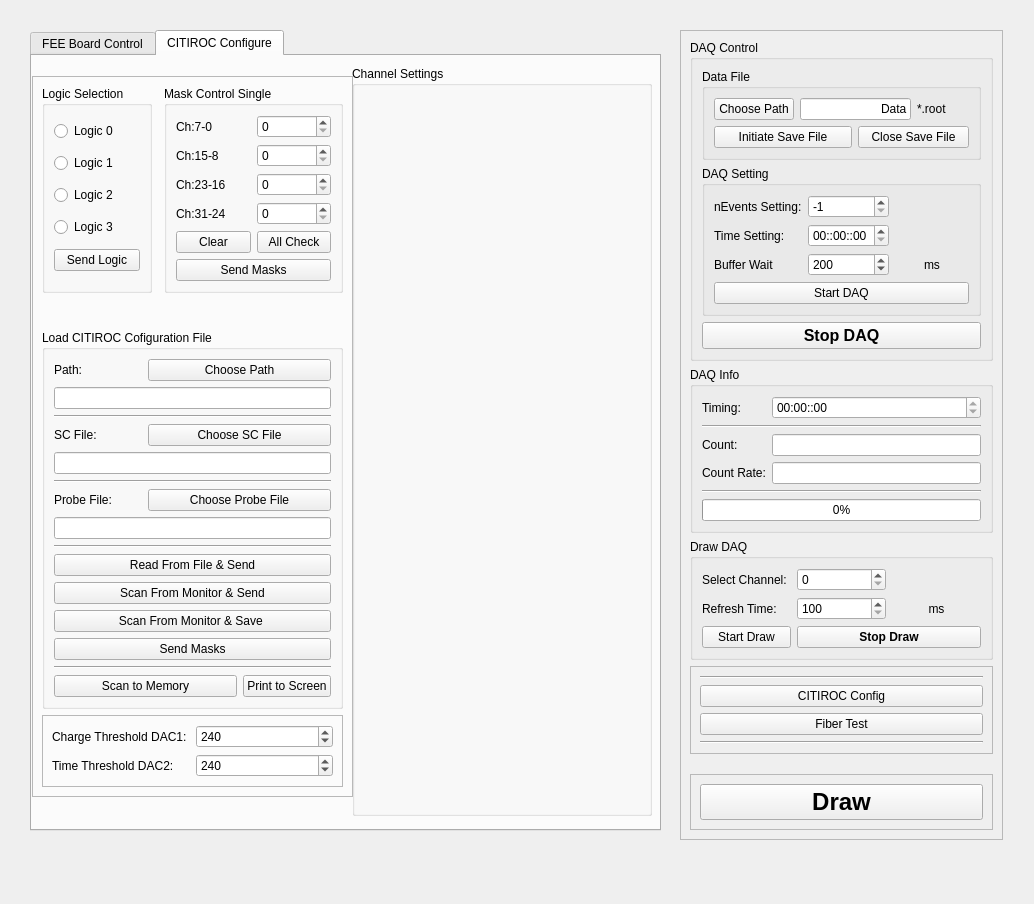
This is src/FEEControlWidget.ui in HelloUSTC114/FEEBoardGUI as Qt 5 draws it before an edit. The edited form follows.
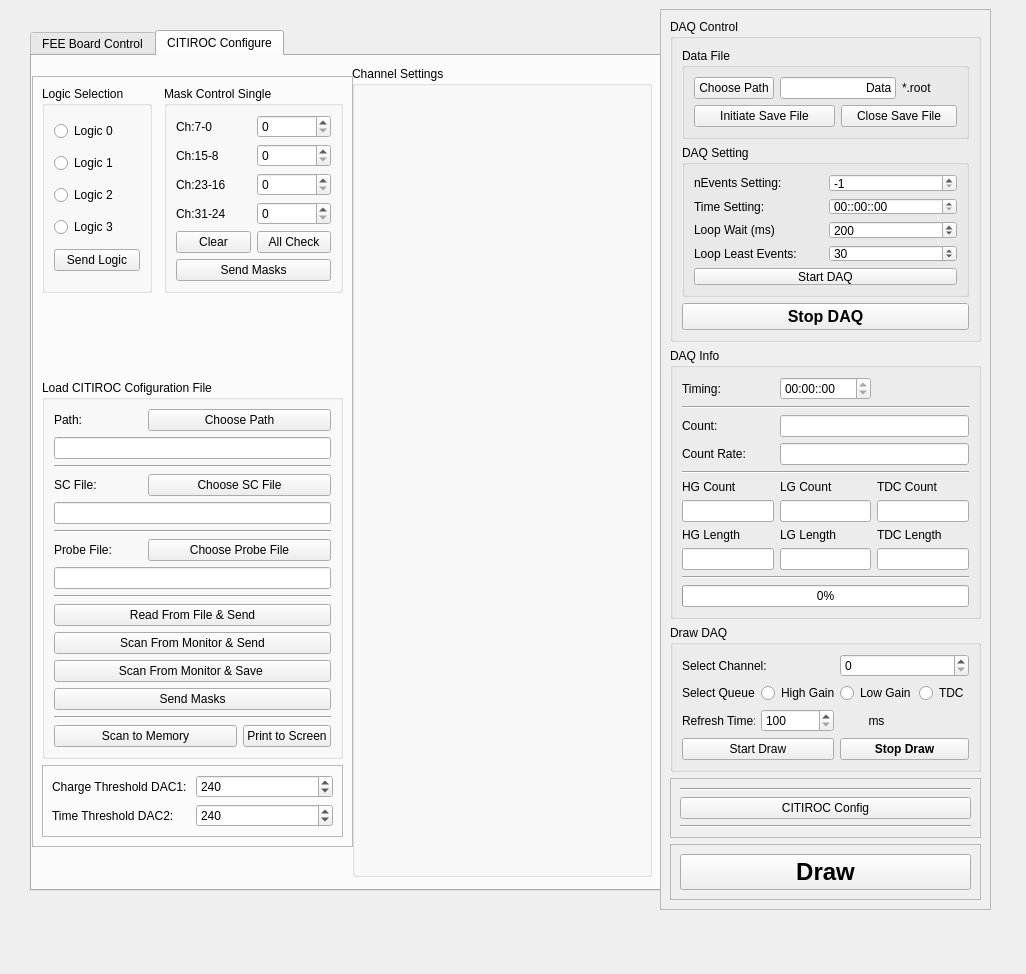
This is the edited form.

Commit message: Add DAQ & Draw Control

The edit to the form file:
```diff
--- a/src/FEEControlWidget.ui
+++ b/src/FEEControlWidget.ui
@@ -6,8 +6,8 @@
    <rect>
     <x>0</x>
     <y>0</y>
-    <width>1034</width>
-    <height>904</height>
+    <width>1026</width>
+    <height>974</height>
    </rect>
   </property>
   <property name="windowTitle">
@@ -22,7 +22,7 @@
      <x>30</x>
      <y>30</y>
      <width>631</width>
-     <height>801</height>
+     <height>861</height>
     </rect>
    </property>
    <property name="contextMenuPolicy">
@@ -628,7 +628,7 @@
        <x>320</x>
        <y>10</y>
        <width>300</width>
-       <height>750</height>
+       <height>811</height>
       </rect>
      </property>
      <property name="title">
@@ -646,7 +646,7 @@
        <x>0</x>
        <y>20</y>
        <width>321</width>
-       <height>721</height>
+       <height>771</height>
       </rect>
      </property>
      <property name="frameShape">
@@ -1010,10 +1010,10 @@
   <widget class="QFrame" name="frame_6">
    <property name="geometry">
     <rect>
-     <x>680</x>
-     <y>30</y>
-     <width>323</width>
-     <height>810</height>
+     <x>660</x>
+     <y>9</y>
+     <width>331</width>
+     <height>901</height>
     </rect>
    </property>
    <property name="frameShape">
@@ -1023,6 +1023,19 @@
     <enum>QFrame::Raised</enum>
    </property>
    <layout class="QGridLayout" name="gridLayout_23">
+    <item row="4" column="0">
+     <spacer name="verticalSpacer">
+      <property name="orientation">
+       <enum>Qt::Vertical</enum>
+      </property>
+      <property name="sizeHint" stdset="0">
+       <size>
+        <width>20</width>
+        <height>40</height>
+       </size>
+      </property>
+     </spacer>
+    </item>
     <item row="5" column="0">
      <widget class="QFrame" name="frame_5">
       <property name="frameShape">
@@ -1048,6 +1061,175 @@
       </layout>
      </widget>
     </item>
+    <item row="1" column="0">
+     <widget class="QGroupBox" name="grpDAQInfo">
+      <property name="title">
+       <string>DAQ Info</string>
+      </property>
+      <layout class="QGridLayout" name="gridLayout_11">
+       <item row="9" column="0">
+        <widget class="QLineEdit" name="lineHGQueue">
+         <property name="readOnly">
+          <bool>true</bool>
+         </property>
+        </widget>
+       </item>
+       <item row="1" column="0" colspan="3">
+        <widget class="Line" name="line_6">
+         <property name="orientation">
+          <enum>Qt::Horizontal</enum>
+         </property>
+        </widget>
+       </item>
+       <item row="10" column="0" colspan="3">
+        <widget class="Line" name="line_19">
+         <property name="orientation">
+          <enum>Qt::Horizontal</enum>
+         </property>
+        </widget>
+       </item>
+       <item row="11" column="0" colspan="3">
+        <widget class="QProgressBar" name="pbarDAQ">
+         <property name="value">
+          <number>0</number>
+         </property>
+        </widget>
+       </item>
+       <item row="8" column="1">
+        <widget class="QLabel" name="label_33">
+         <property name="text">
+          <string>LG Length</string>
+         </property>
+        </widget>
+       </item>
+       <item row="9" column="1">
+        <widget class="QLineEdit" name="lineLGQueue">
+         <property name="readOnly">
+          <bool>true</bool>
+         </property>
+        </widget>
+       </item>
+       <item row="5" column="1">
+        <widget class="QLabel" name="label_35">
+         <property name="text">
+          <string>LG Count</string>
+         </property>
+        </widget>
+       </item>
+       <item row="8" column="0">
+        <widget class="QLabel" name="label_30">
+         <property name="text">
+          <string>HG Length</string>
+         </property>
+        </widget>
+       </item>
+       <item row="6" column="0">
+        <widget class="QLineEdit" name="lineHGDAQCount">
+         <property name="readOnly">
+          <bool>true</bool>
+         </property>
+        </widget>
+       </item>
+       <item row="5" column="0">
+        <widget class="QLabel" name="label_25">
+         <property name="text">
+          <string>HG Count</string>
+         </property>
+        </widget>
+       </item>
+       <item row="6" column="1">
+        <widget class="QLineEdit" name="lineLGDAQCount">
+         <property name="readOnly">
+          <bool>true</bool>
+         </property>
+        </widget>
+       </item>
+       <item row="0" column="0">
+        <widget class="QLabel" name="label_4">
+         <property name="text">
+          <string>Timing:</string>
+         </property>
+        </widget>
+       </item>
+       <item row="6" column="2">
+        <widget class="QLineEdit" name="lineTDCDAQCount">
+         <property name="readOnly">
+          <bool>true</bool>
+         </property>
+        </widget>
+       </item>
+       <item row="3" column="0">
+        <widget class="QLabel" name="label_31">
+         <property name="text">
+          <string>Count Rate:</string>
+         </property>
+        </widget>
+       </item>
+       <item row="8" column="2">
+        <widget class="QLabel" name="label_34">
+         <property name="text">
+          <string>TDC Length</string>
+         </property>
+        </widget>
+       </item>
+       <item row="3" column="1" colspan="2">
+        <widget class="QLineEdit" name="lineCountRate">
+         <property name="readOnly">
+          <bool>true</bool>
+         </property>
+        </widget>
+       </item>
+       <item row="0" column="1">
+        <widget class="QTimeEdit" name="timerDAQ">
+         <property name="readOnly">
+          <bool>true</bool>
+         </property>
+         <property name="displayFormat">
+          <string>HH:mm::ss</string>
+         </property>
+         <property name="calendarPopup">
+          <bool>false</bool>
+         </property>
+        </widget>
+       </item>
+       <item row="9" column="2">
+        <widget class="QLineEdit" name="lineTDCQueue">
+         <property name="readOnly">
+          <bool>true</bool>
+         </property>
+        </widget>
+       </item>
+       <item row="5" column="2">
+        <widget class="QLabel" name="label_36">
+         <property name="text">
+          <string>TDC Count</string>
+         </property>
+        </widget>
+       </item>
+       <item row="4" column="0" colspan="3">
+        <widget class="Line" name="line_8">
+         <property name="orientation">
+          <enum>Qt::Horizontal</enum>
+         </property>
+        </widget>
+       </item>
+       <item row="2" column="0">
+        <widget class="QLabel" name="label_37">
+         <property name="text">
+          <string>Count: </string>
+         </property>
+        </widget>
+       </item>
+       <item row="2" column="1" colspan="2">
+        <widget class="QLineEdit" name="lineDAQCount">
+         <property name="readOnly">
+          <bool>true</bool>
+         </property>
+        </widget>
+       </item>
+      </layout>
+     </widget>
+    </item>
     <item row="3" column="0">
      <widget class="QFrame" name="frame_4">
       <property name="frameShape">
@@ -1057,6 +1239,13 @@
        <enum>QFrame::Raised</enum>
       </property>
       <layout class="QGridLayout" name="gridLayout_15">
+       <item row="2" column="0">
+        <widget class="Line" name="line_7">
+         <property name="orientation">
+          <enum>Qt::Horizontal</enum>
+         </property>
+        </widget>
+       </item>
        <item row="0" column="0">
         <widget class="Line" name="line_20">
          <property name="orientation">
@@ -1071,89 +1260,6 @@
          </property>
         </widget>
        </item>
-       <item row="2" column="0">
-        <widget class="QPushButton" name="btnFiberTab">
-         <property name="text">
-          <string>Fiber Test</string>
-         </property>
-        </widget>
-       </item>
-       <item row="3" column="0">
-        <widget class="Line" name="line_7">
-         <property name="orientation">
-          <enum>Qt::Horizontal</enum>
-         </property>
-        </widget>
-       </item>
-      </layout>
-     </widget>
-    </item>
-    <item row="2" column="0">
-     <widget class="QGroupBox" name="groupBox_10">
-      <property name="title">
-       <string>Draw DAQ</string>
-      </property>
-      <layout class="QGridLayout" name="gridLayout_14">
-       <item row="0" column="0">
-        <widget class="QLabel" name="label_27">
-         <property name="text">
-          <string>Select Channel:</string>
-         </property>
-        </widget>
-       </item>
-       <item row="0" column="1">
-        <widget class="QSpinBox" name="boxDrawCh">
-         <property name="maximum">
-          <number>31</number>
-         </property>
-        </widget>
-       </item>
-       <item row="1" column="0">
-        <widget class="QLabel" name="label_28">
-         <property name="text">
-          <string>Refresh Time:</string>
-         </property>
-        </widget>
-       </item>
-       <item row="1" column="1">
-        <widget class="QSpinBox" name="boxRefreshTime">
-         <property name="minimum">
-          <number>100</number>
-         </property>
-         <property name="maximum">
-          <number>999999999</number>
-         </property>
-        </widget>
-       </item>
-       <item row="1" column="2">
-        <widget class="QLabel" name="label_29">
-         <property name="text">
-          <string>ms</string>
-         </property>
-         <property name="alignment">
-          <set>Qt::AlignCenter</set>
-         </property>
-        </widget>
-       </item>
-       <item row="2" column="0">
-        <widget class="QPushButton" name="btnStartDraw">
-         <property name="text">
-          <string>Start Draw</string>
-         </property>
-        </widget>
-       </item>
-       <item row="2" column="1" colspan="2">
-        <widget class="QPushButton" name="btnStopDraw">
-         <property name="font">
-          <font>
-           <bold>true</bold>
-          </font>
-         </property>
-         <property name="text">
-          <string>Stop Draw</string>
-         </property>
-        </widget>
-       </item>
       </layout>
      </widget>
     </item>
@@ -1232,16 +1338,10 @@
           <string>DAQ Setting</string>
          </property>
          <layout class="QGridLayout" name="gridLayout_10">
-          <item row="2" column="1">
-           <widget class="QSpinBox" name="boxBufferWait">
-            <property name="minimum">
-             <number>1</number>
-            </property>
-            <property name="maximum">
-             <number>999999999</number>
-            </property>
-            <property name="value">
-             <number>200</number>
+          <item row="4" column="0" colspan="2">
+           <widget class="QPushButton" name="btnDAQStart">
+            <property name="text">
+             <string>Start DAQ</string>
             </property>
            </widget>
           </item>
@@ -1258,13 +1358,6 @@
             </property>
            </widget>
           </item>
-          <item row="0" column="0">
-           <widget class="QLabel" name="label_32">
-            <property name="text">
-             <string>nEvents Setting:</string>
-            </property>
-           </widget>
-          </item>
           <item row="1" column="1">
            <widget class="QTimeEdit" name="timeDAQSetting">
             <property name="displayFormat">
@@ -1272,20 +1365,16 @@
             </property>
            </widget>
           </item>
-          <item row="2" column="0">
-           <widget class="QLabel" name="label_2">
-            <property name="text">
-             <string>Buffer Wait</string>
+          <item row="2" column="1">
+           <widget class="QSpinBox" name="boxBufferWait">
+            <property name="minimum">
+             <number>1</number>
             </property>
-           </widget>
-          </item>
-          <item row="2" column="2">
-           <widget class="QLabel" name="label_3">
-            <property name="text">
-             <string>ms</string>
+            <property name="maximum">
+             <number>999999999</number>
             </property>
-            <property name="alignment">
-             <set>Qt::AlignCenter</set>
+            <property name="value">
+             <number>200</number>
             </property>
            </widget>
           </item>
@@ -1296,10 +1385,37 @@
             </property>
            </widget>
           </item>
-          <item row="3" column="0" colspan="3">
-           <widget class="QPushButton" name="btnDAQStart">
+          <item row="0" column="0">
+           <widget class="QLabel" name="label_32">
             <property name="text">
-             <string>Start DAQ</string>
+             <string>nEvents Setting:</string>
+            </property>
+           </widget>
+          </item>
+          <item row="2" column="0">
+           <widget class="QLabel" name="label_2">
+            <property name="text">
+             <string>Loop Wait (ms)</string>
+            </property>
+           </widget>
+          </item>
+          <item row="3" column="0">
+           <widget class="QLabel" name="label_3">
+            <property name="text">
+             <string>Loop Least Events:</string>
+            </property>
+           </widget>
+          </item>
+          <item row="3" column="1">
+           <widget class="QSpinBox" name="boxLeastEvents">
+            <property name="minimum">
+             <number>1</number>
+            </property>
+            <property name="maximum">
+             <number>200</number>
+            </property>
+            <property name="value">
+             <number>30</number>
             </property>
            </widget>
           </item>
@@ -1309,97 +1425,103 @@
       </layout>
      </widget>
     </item>
-    <item row="1" column="0">
-     <widget class="QGroupBox" name="grpDAQInfo">
+    <item row="2" column="0">
+     <widget class="QGroupBox" name="groupBox_10">
       <property name="title">
-       <string>DAQ Info</string>
+       <string>Draw DAQ</string>
       </property>
-      <layout class="QGridLayout" name="gridLayout_11">
-       <item row="0" column="0">
-        <widget class="QLabel" name="label_4">
-         <property name="text">
-          <string>Timing:</string>
-         </property>
-        </widget>
-       </item>
-       <item row="0" column="1">
-        <widget class="QTimeEdit" name="timerDAQ">
-         <property name="readOnly">
-          <bool>true</bool>
-         </property>
-         <property name="displayFormat">
-          <string>HH:mm::ss</string>
-         </property>
-         <property name="calendarPopup">
-          <bool>false</bool>
-         </property>
-        </widget>
-       </item>
-       <item row="1" column="0" colspan="2">
-        <widget class="Line" name="line_6">
-         <property name="orientation">
-          <enum>Qt::Horizontal</enum>
-         </property>
-        </widget>
-       </item>
+      <layout class="QGridLayout" name="gridLayout_14">
        <item row="2" column="0">
-        <widget class="QLabel" name="label_25">
+        <widget class="QLabel" name="label_28">
          <property name="text">
-          <string>Count:</string>
+          <string>Refresh Time:</string>
+         </property>
+        </widget>
+       </item>
+       <item row="1" column="2">
+        <widget class="QRadioButton" name="btnLGDraw">
+         <property name="text">
+          <string>Low Gain</string>
+         </property>
+        </widget>
+       </item>
+       <item row="1" column="0">
+        <widget class="QLabel" name="label_26">
+         <property name="text">
+          <string>Select Queue:</string>
+         </property>
+        </widget>
+       </item>
+       <item row="2" column="2">
+        <widget class="QLabel" name="label_29">
+         <property name="text">
+          <string>ms</string>
+         </property>
+         <property name="alignment">
+          <set>Qt::AlignCenter</set>
+         </property>
+        </widget>
+       </item>
+       <item row="1" column="1">
+        <widget class="QRadioButton" name="btnHGDraw">
+         <property name="text">
+          <string>High Gain</string>
          </property>
         </widget>
        </item>
        <item row="2" column="1">
-        <widget class="QLineEdit" name="lineDAQCount">
-         <property name="readOnly">
-          <bool>true</bool>
+        <widget class="QSpinBox" name="boxRefreshTime">
+         <property name="minimum">
+          <number>100</number>
          </property>
+         <property name="maximum">
+          <number>999999999</number>
+         </property>
         </widget>
        </item>
-       <item row="3" column="0">
-        <widget class="QLabel" name="label_31">
+       <item row="1" column="3">
+        <widget class="QRadioButton" name="btnTDCDraw">
          <property name="text">
-          <string>Count Rate:</string>
+          <string>TDC</string>
          </property>
         </widget>
        </item>
-       <item row="3" column="1">
-        <widget class="QLineEdit" name="lineCountRate">
-         <property name="readOnly">
-          <bool>true</bool>
+       <item row="3" column="0" colspan="2">
+        <widget class="QPushButton" name="btnStartDraw">
+         <property name="text">
+          <string>Start Draw</string>
          </property>
         </widget>
        </item>
-       <item row="4" column="0" colspan="2">
-        <widget class="Line" name="line_19">
-         <property name="orientation">
-          <enum>Qt::Horizontal</enum>
+       <item row="3" column="2" colspan="2">
+        <widget class="QPushButton" name="btnStopDraw">
+         <property name="font">
+          <font>
+           <bold>true</bold>
+          </font>
          </property>
+         <property name="text">
+          <string>Stop Draw</string>
+         </property>
         </widget>
        </item>
-       <item row="5" column="0" colspan="2">
-        <widget class="QProgressBar" name="pbarDAQ">
-         <property name="value">
-          <number>0</number>
+       <item row="0" column="0" colspan="2">
+        <widget class="QLabel" name="label_27">
+         <property name="text">
+          <string>Select Channel:</string>
+         </property>
+        </widget>
+       </item>
+       <item row="0" column="2" colspan="2">
+        <widget class="QSpinBox" name="boxDrawCh">
+         <property name="maximum">
+          <number>32</number>
          </property>
         </widget>
        </item>
       </layout>
      </widget>
     </item>
-    <item row="4" column="0">
-     <spacer name="verticalSpacer">
-      <property name="orientation">
-       <enum>Qt::Vertical</enum>
-      </property>
-      <property name="sizeHint" stdset="0">
-       <size>
-        <width>20</width>
-        <height>40</height>
-       </size>
-      </property>
-     </spacer>
-    </item>
    </layout>
   </widget>
  </widget>
```
The commit also changes 9 other files.
